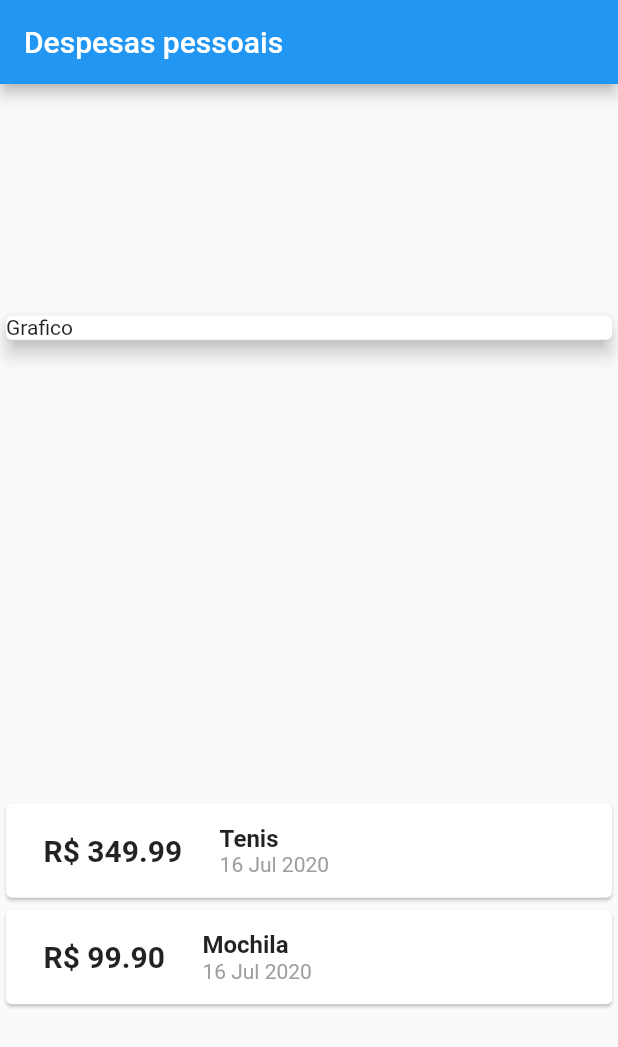
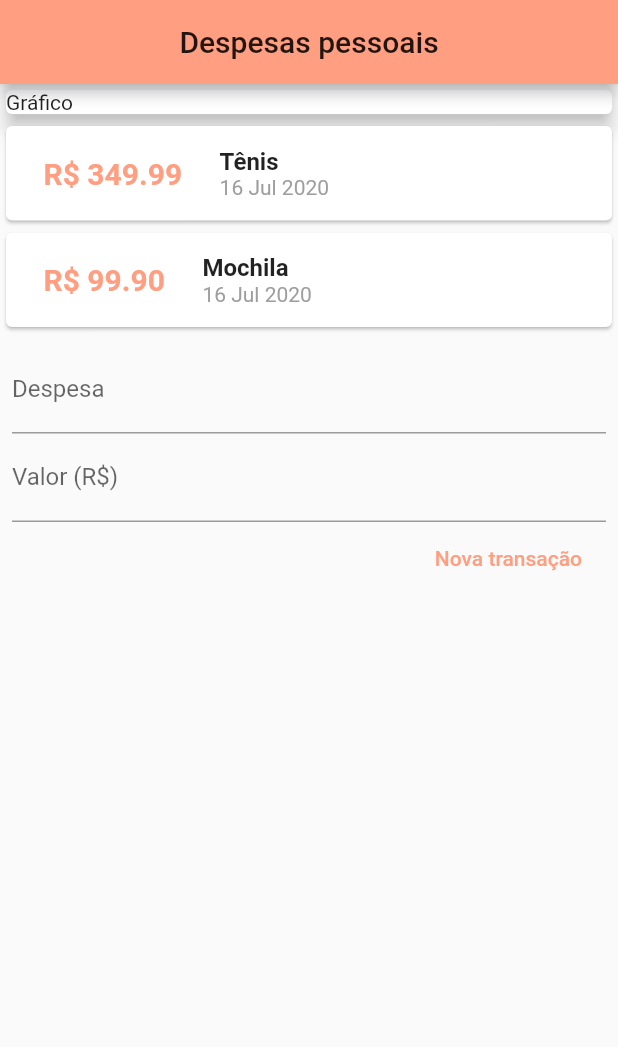
Before and after one commit to kiszewski/ExpensesApp, a Flutter app: the screen it shows after launch, on a phone screen of 412 x 824 dp. Shown: the top 1047 px of the screen. Run offline on Flutter 3.47's test engine with Material 2 defaults, Android fonts, the phone set to English and light mode, and no system bars.

Commit message:
primeira versão do formulario

```diff
--- a/lib/main.dart
+++ b/lib/main.dart
@@ -11,15 +11,22 @@ class ExpensesApp extends StatelessWidget {
   Widget build(BuildContext context) {
     return MaterialApp(
       home: MyHomePage(),
+      theme: ThemeData(
+        primaryColor: Colors.deepOrangeAccent[100],
+        ),
     );
   }
 }
 
 class MyHomePage extends StatelessWidget {
+  // Temporarios:
+  final titleController = TextEditingController();
+  final valueController = TextEditingController();
+
   final _transactions = [
     Transaction(
       id: 't1',
-      name: 'Tenis',
+      name: 'Tênis',
       value: 349.99,
       date: DateTime.now(),
     ),
@@ -36,14 +43,15 @@ class MyHomePage extends StatelessWidget {
     return Scaffold(
       appBar: AppBar(
         title: Text('Despesas pessoais'),
+        centerTitle: true,
       ),
       body: Column(
         crossAxisAlignment: CrossAxisAlignment.stretch,
-        mainAxisAlignment: MainAxisAlignment.spaceAround,
+        mainAxisAlignment: MainAxisAlignment.start,
         children: <Widget>[
           Card(
             elevation: 5,
-            child: Text('Grafico'),
+            child: Text('Gráfico'),
           ),
           Column(
               children: _transactions.map((tr) {
@@ -58,21 +66,62 @@ class MyHomePage extends StatelessWidget {
                     padding: EdgeInsets.all(10),
                     child: Text(
                       'R\$ ${tr.value.toStringAsFixed(2)}',
-                      style: TextStyle(fontSize: 20, fontWeight: FontWeight.bold),
+                      style: TextStyle(
+                        fontSize: 20,
+                        fontWeight: FontWeight.bold,
+                        color: Colors.deepOrangeAccent[100]
+                         ),
                     ),
                   ),
                   Column(
                     crossAxisAlignment: CrossAxisAlignment.start,
                     mainAxisAlignment: MainAxisAlignment.spaceBetween,
                     children: <Widget>[
-                      Text(tr.name, style: TextStyle(fontSize: 16, fontWeight: FontWeight.bold)),
-                      Text(DateFormat('d MMM y').format(tr.date), style: TextStyle(color: Colors.grey))
+                      Text(
+                        tr.name,
+                        style: TextStyle(
+                          fontSize: 16,
+                          fontWeight: FontWeight.bold,
+                          )),
+                      Text(
+                        DateFormat('d MMM y').format(tr.date),
+                        style: TextStyle(color: Colors.grey))
                     ],
                   )
                 ],
               ),
             );
           }).toList()),
+          Padding(
+            padding: const EdgeInsets.all(8.0),
+            child: Column(
+              children: <Widget>[
+                TextField(
+                  controller: titleController,
+                  decoration: InputDecoration(
+                    labelText: 'Despesa'),
+                ),
+                TextField(
+                  controller: valueController,
+                  decoration: InputDecoration(
+                    labelText: 'Valor (R\$)'),
+                ),
+                Row(
+                  mainAxisAlignment: MainAxisAlignment.end,
+                  children: <Widget>[
+                    FlatButton(
+                      textColor: Colors.deepOrangeAccent[100],
+                      child: Text('Nova transação'),
+                      onPressed: () {
+                        print(titleController.text);
+                        print(valueController.text);
+                      },
+                    ),
+                  ],
+                )
+              ],
+            ),
+          )
         ],
       ),
     );
```
